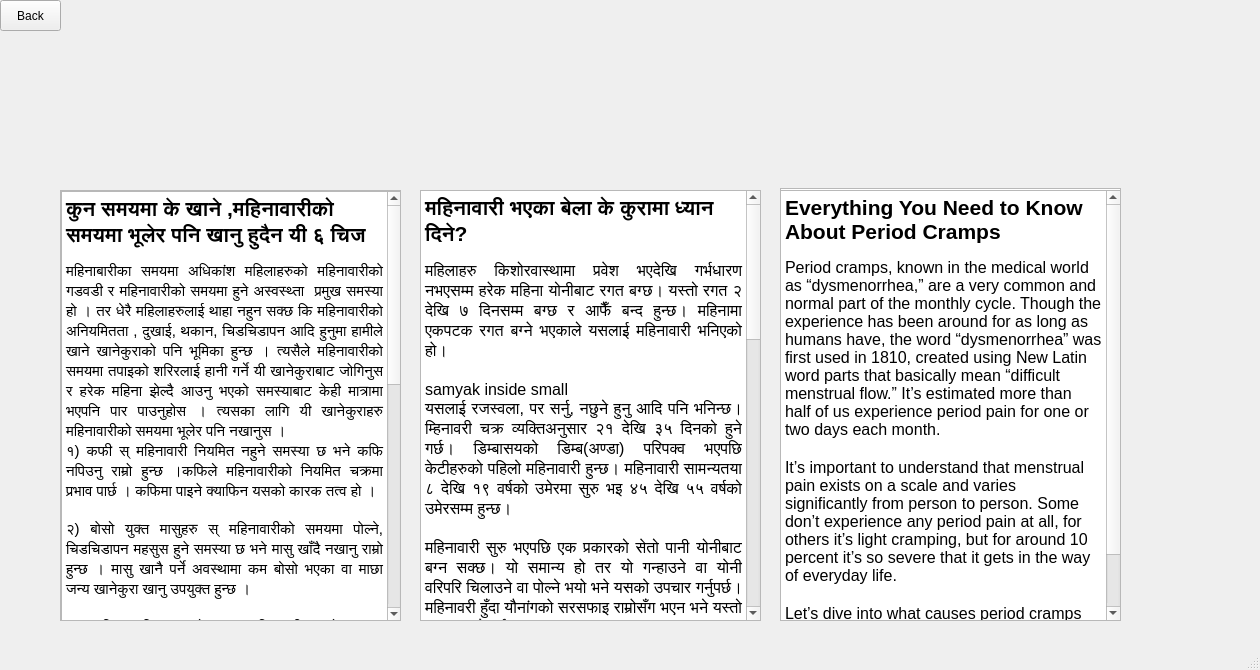
First picture: the form in login.ui, repository shreyakhatiwada/laali, before the edit.
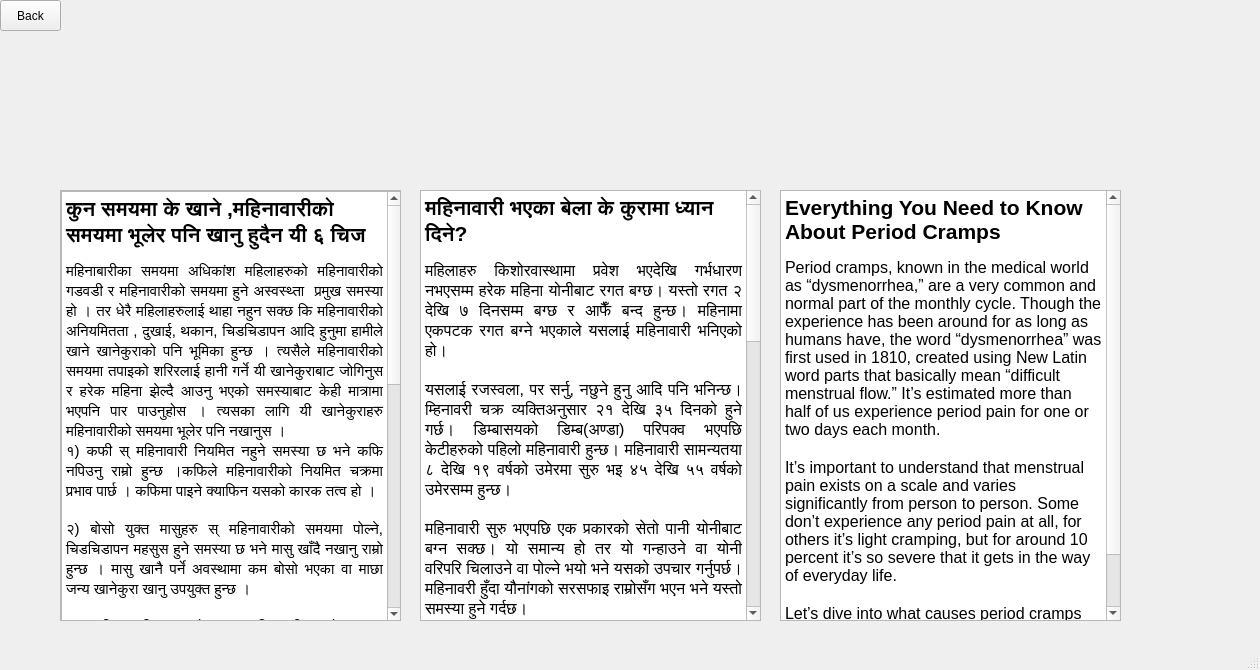
Second picture: the form after the edit. The open tabs and pages were chosen to show the change.

Diff of the .ui file:
```diff
--- a/login.ui
+++ b/login.ui
@@ -709,90 +709,6 @@
      </widget>
     </widget>
     <widget class="QWidget" name="insights">
-     <widget class="QPlainTextEdit" name="plainTextEdit_2">
-      <property name="geometry">
-       <rect>
-        <x>60</x>
-        <y>190</y>
-        <width>341</width>
-        <height>431</height>
-       </rect>
-      </property>
-      <property name="plainText">
-       <string>कुन समयमा के खाने ,महिनावारीको समयमा भूलेर पनि खानु हुदैन यी ६ चिज
-
-महिनाबारीका समयमा अधिकांश महिलाहरुको महिनावारीको गडवडी र महिनावारीको समयमा हुने अस्वस्थ्ता  प्रमुख समस्या हो । तर धेरै महिलाहरुलाई थाहा नहुन सक्छ कि महिनावारीको अनियमितता , दुखाई, थकान, चिडचिडापन आदि हुनुमा हामीले खाने खानेकुराको पनि भूमिका हुन्छ । त्यसैले महिनावारीको समयमा तपाइको शरिरलाई हानी गर्ने यी खानेकुराबाट जोगिनुस र हरेक महिना झेल्दै आउनु भएको समस्याबाट केही मात्रामा भएपनि पार पाउनुहोस । त्यसका लागि यी खानेकुराहरु महिनावारीको समयमा भूलेर पनि नखानुस ।
-१) कफी स् महिनावारी नियमित नहुने समस्या छ भने कफि नपिउनु राम्रो हुन्छ ।कफिले महिनावारीको नियमित चक्रमा प्रभाव पार्छ । कफिमा पाइने क्याफिन यसको कारक तत्व हो ।
-
-२) बोसो युक्त मासुहरु स् महिनावारीको समयमा पोल्ने, चिडचिडापन महसुस हुने समस्या छ भने मासु खाँदै नखानु राम्रो हुन्छ । मासु खानै पर्ने अवस्थामा कम बोसो भएका वा माछा जन्य खानेकुरा खानु उपयुक्त हुन्छ ।
-
-३) प्याकिङ गरिएका खानेकुरा स् महिनावारी भएको समयमा बजारमा पाइने प्याकिङ गरिएका खानेकुरा जस्तै केक, पाउरोटी, क्रिम रोल आदि नखादा स्वास्थ्यलाई फाइदा पुग्छ । यी खानेकुराको सट्टामा फाइबरको मात्र बढी भएको रोटि खाने गर्नु उत्तम हुन्छ ।
-
-४। चिनीजन्य खानेकुरा स् महिनावारीको समयमा केक कुकिज क्यान्डी जस्ता चिनीजन्य खानेकुरा कम खानु पर्छ। गुलियो पदार्थ नै खाने इच्छा भयो भने फलफूल खानु उपयुक्त हुन्छ । चिनीको मात्र बढी भएका खानेकुराले महिनावारी चक्रमा समेत प्रभाव पर्ने गर्छ । दुखाई बढ्नुका साथै, लामो समय पिडा दिन सक्ने हुन्छ ।
-
-५) आइसक्रिम स् क्रिम र चिज डेरी उत्पादन सबैलाई मन पर्छ । मन पर्ने कुरा छोड्ने चाहना कसलाई हुन्छ र आइसक्रिम, क्रिम र चिज जस्ता डेरी उत्पादनमा हुने चिल्लो पदार्थ महिनावारीको समयमा खादै नखानु वा कम खानु राम्रो हुन्छ। अधिक मात्रामा चिनी पाइने खानेकुरा फाइदाजनक नहुन सक्छन।
-
-६) प्रशोधन गरिएका खानेकुराहरु स् सजिलो र सुविधाजनक भएता पनि महिनावारीका समयमा स्वादकै निम्ति भनेर प्याकेटमा राखिएका प्रोशोधित खानेकुरा जस्तै चिप्स, चीजबल्स आदि खानु उपयुक्त हुँदैन ।यस्ता खानेकुरा मध्ये पनि अधिकमात्रामा नुनको प्रयोग भएको छ भने त्यसबाट टाढा रहनुहोस । साथै सोडियमको मात्रा बढी भएको खाना पनि महिनावारीको समयमा कम खानु उपयुक्त हुन्छ ।</string>
-      </property>
-     </widget>
-     <widget class="QPlainTextEdit" name="plainTextEdit">
-      <property name="geometry">
-       <rect>
-        <x>780</x>
-        <y>188</y>
-        <width>341</width>
-        <height>431</height>
-       </rect>
-      </property>
-      <property name="plainText">
-       <string>Everything You Need to Know About Period Cramps
-
-Period cramps, known in the medical world as “dysmenorrhea,” are a very common and normal part of the monthly cycle. Though the experience has been around for as long as humans have, the word “dysmenorrhea” was first used in 1810, created using New Latin word parts that basically mean “difficult menstrual flow.” It’s estimated more than half of us experience period pain for one or two days each month.
-
-It’s important to understand that menstrual pain exists on a scale and varies significantly from person to person. Some don’t experience any period pain at all, for others it’s light cramping, but for around 10 percent it’s so severe that it gets in the way of everyday life. 
-
-Let’s dive into what causes period cramps and how best to relieve them. 
-
-</string>
-      </property>
-     </widget>
-     <widget class="QPlainTextEdit" name="plainTextEdit_3">
-      <property name="geometry">
-       <rect>
-        <x>420</x>
-        <y>190</y>
-        <width>341</width>
-        <height>431</height>
-       </rect>
-      </property>
-      <property name="plainText">
-       <string>महिनावारी भएका बेला के कुरामा ध्यान दिने?
-
-महिलाहरु किशोरवास्थामा प्रवेश भएदेखि गर्भधारण नभएसम्म हरेक महिना योनीबाट रगत बग्छ। यस्तो रगत २ देखि ७ दिनसम्म बग्छ र आफैँ बन्द हुन्छ। महिनामा एकपटक रगत बग्ने भएकाले यसलाई महिनावारी भनिएको हो।
-
-samyak inside small
-यसलाई रजस्वला, पर सर्नु, नछुने हुनु आदि पनि भनिन्छ। म्हिनावरी चक्र व्यक्तिअनुसार २१ देखि ३५ दिनको हुने गर्छ। डिम्बासयको डिम्ब(अण्डा) परिपक्व भएपछि केटीहरुको पहिलो महिनावारी हुन्छ। महिनावारी सामन्यतया ८ देखि १९ वर्षको उमेरमा सुरु भइ ४५ देखि ५५ वर्षको उमेरसम्म हुन्छ। 
-
-महिनावारी सुरु भएपछि एक प्रकारको सेतो पानी योनीबाट बग्न सक्छ। यो समान्य हो तर यो गन्हाउने वा योनी वरिपरि चिलाउने वा पोल्ने भयो भने यसको उपचार गर्नुपर्छ। महिनावरी हुँदा यौनांगको सरसफाइ राम्रोसँग भएन भने यस्तो समस्या हुने गर्दछ। 
-
-महिनावरी प्राकृतिक र स्वाभाविक प्रक्रिया हो र स्वस्थ्य अवस्थाको पनि चिन्ह हो तर यसको बारेमा सही जानकारी नहुँदा पहिलो पटक महिनावारी हुँदा  धेरै किशोरीहरु आत्तिने गर्छन् र केहीले रोग लाग्यो भनेर सोच्छन्। तसर्थ घरमा भएका अभिभावकहरुले यसबारे जानकारी दिनुपर्छ।  
-
-महिनावारी भएको बेला ध्यान दिनुपर्ने कुराहरु 
-महिनावारी हुँदा व्यक्तिगत सरसफाइमा ध्यान दिनुपर्ने हुन्छ। सरसफाइमा ध्यान दिइएन भने गन्हाउने सेतो पानी बग्ने, योनी चिलाउने, पिसाब पोल्ने तथा संक्रमण हुन सक्छ। सफाइको कमीले यौनांगमा घाउ भई हिँड्न गाह्रो हुन्छ। यौनांग सफा पानीले धुुनुपर्छ। रगत लागेको छ भने मनतातो पानीले धुुनुपर्छ। यो बेलामा पानीमा फिट्किरी हालेर पनि यौनांग सफा गर्न सकिन्छ। नुहाएर सफा बन्नुपर्छ।
-
-महिनावारी भएको बेला शरीरबाट रगत बग्छ। शरीर कमजोर महशुस हुन्छ। शरीरलाई बलियो बनाउन पौष्टिक खाना, सागसब्जी, तरकारी, फलफूल दुध, दही, गेडागुडी, प्रशस्त मात्रामा खानुपर्छ। टुसा उमारेको गेडागुडी, चाकु, फलामको भाँडामा पकाएको दाल गहत आदिको प्रयोगले शरीर स्वस्थ्य बनाउँछ ।यसले रक्त अल्पताबाट पनि बचाउँछ। 
-
-महिनावारी हुँदा नरम सुतीको कपडाको टुक्रा वा स्यानेटेरी प्याड प्रयोग गरेर सजिलै र सफासँग व्यवस्थापन गर्न सकिन्छ। त्यसबाहेक अहिले मेन्सट्रुयल कप र टेम्पोन पनि बजारमा पाइन्छन्। महिनावारी हँदा कसैकसैलाई तल्लो पेट दुख्ने, स्तन दुख्ने, ढाड दुख्ने,हात खुट्टा करकर खाने, कसैलाई बेचैन, तनाव हुने , टाउको दुख्ने पनि हुन्छ।
-
-सामान्य अवस्थामा ४ देखि ७ दिनसम्म रगत बग्नु समान्य हो तर कसैलाई १० देखि १५ दिनसम्म रगत बगिरहने भयो भने उपचार गराउनु पर्छ। यदि हरेक २– २ घण्टामा प्याड फेर्नु पर्ने अवस्था आयो भने त्यसलाई धेरै रगत बगेको मानिन्छ। त्यस्तो भएमा के गर्ने त?
-
-तल्लो पेटमा हलुका मालिस गर्ने ।
-तातो पानी राखेको रबरको थैला वा बोतलमा पानी राखेर सेक्ने
-दुध, दही, फलफूल, सागपात, गेडागुडीको झोल खाने।
-
-</string>
-      </property>
-     </widget>
      <widget class="QLabel" name="insimg">
       <property name="geometry">
        <rect>
@@ -893,7 +809,6 @@
 &lt;p style=&quot;-qt-paragraph-type:empty; margin-top:0px; margin-bottom:0px; margin-left:0px; margin-right:0px; -qt-block-indent:0; text-indent:0px;&quot;&gt;&lt;br /&gt;&lt;/p&gt;
 &lt;p align=&quot;justify&quot; style=&quot; margin-top:0px; margin-bottom:0px; margin-left:0px; margin-right:0px; -qt-block-indent:0; text-indent:0px;&quot;&gt;&lt;span style=&quot; font-size:12pt;&quot;&gt;महिलाहरु किशोरवास्थामा प्रवेश भएदेखि गर्भधारण नभएसम्म हरेक महिना योनीबाट रगत बग्छ। यस्तो रगत २ देखि ७ दिनसम्म बग्छ र आफैँ बन्द हुन्छ। महिनामा एकपटक रगत बग्ने भएकाले यसलाई महिनावारी भनिएको हो।&lt;/span&gt;&lt;/p&gt;
 &lt;p align=&quot;justify&quot; style=&quot;-qt-paragraph-type:empty; margin-top:0px; margin-bottom:0px; margin-left:0px; margin-right:0px; -qt-block-indent:0; text-indent:0px; font-size:12pt;&quot;&gt;&lt;br /&gt;&lt;/p&gt;
-&lt;p align=&quot;justify&quot; style=&quot; margin-top:0px; margin-bottom:0px; margin-left:0px; margin-right:0px; -qt-block-indent:0; text-indent:0px;&quot;&gt;&lt;span style=&quot; font-size:12pt;&quot;&gt;samyak inside small&lt;/span&gt;&lt;/p&gt;
 &lt;p align=&quot;justify&quot; style=&quot; margin-top:0px; margin-bottom:0px; margin-left:0px; margin-right:0px; -qt-block-indent:0; text-indent:0px;&quot;&gt;&lt;span style=&quot; font-size:12pt;&quot;&gt;यसलाई रजस्वला, पर सर्नु, नछुने हुनु आदि पनि भनिन्छ। म्हिनावरी चक्र व्यक्तिअनुसार २१ देखि ३५ दिनको हुने गर्छ। डिम्बासयको डिम्ब(अण्डा) परिपक्व भएपछि केटीहरुको पहिलो महिनावारी हुन्छ। महिनावारी सामन्यतया ८ देखि १९ वर्षको उमेरमा सुरु भइ ४५ देखि ५५ वर्षको उमेरसम्म हुन्छ। &lt;/span&gt;&lt;/p&gt;
 &lt;p align=&quot;justify&quot; style=&quot;-qt-paragraph-type:empty; margin-top:0px; margin-bottom:0px; margin-left:0px; margin-right:0px; -qt-block-indent:0; text-indent:0px; font-size:12pt;&quot;&gt;&lt;br /&gt;&lt;/p&gt;
 &lt;p align=&quot;justify&quot; style=&quot; margin-top:0px; margin-bottom:0px; margin-left:0px; margin-right:0px; -qt-block-indent:0; text-indent:0px;&quot;&gt;&lt;span style=&quot; font-size:12pt;&quot;&gt;महिनावारी सुरु भएपछि एक प्रकारको सेतो पानी योनीबाट बग्न सक्छ। यो समान्य हो तर यो गन्हाउने वा योनी वरिपरि चिलाउने वा पोल्ने भयो भने यसको उपचार गर्नुपर्छ। महिनावरी हुँदा यौनांगको सरसफाइ राम्रोसँग भएन भने यस्तो समस्या हुने गर्दछ। &lt;/span&gt;&lt;/p&gt;
```
Left out of the diff: 52 changed lines with no effect on the pictures.
